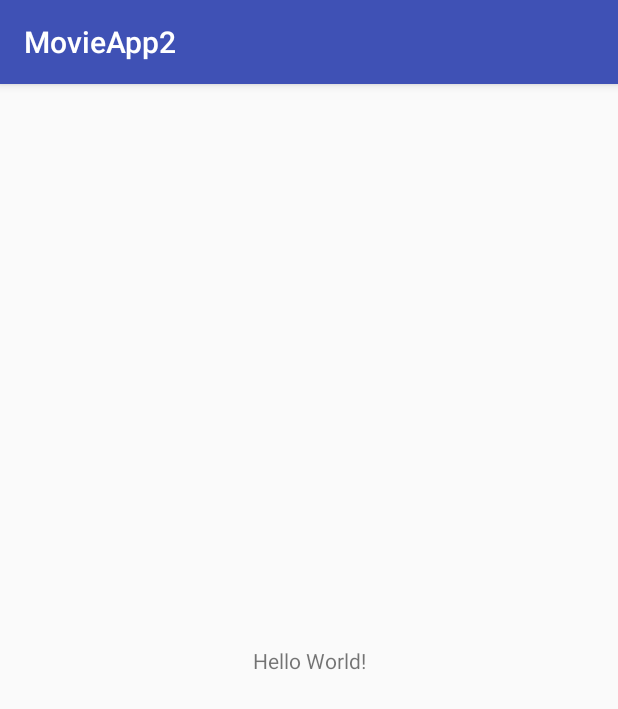
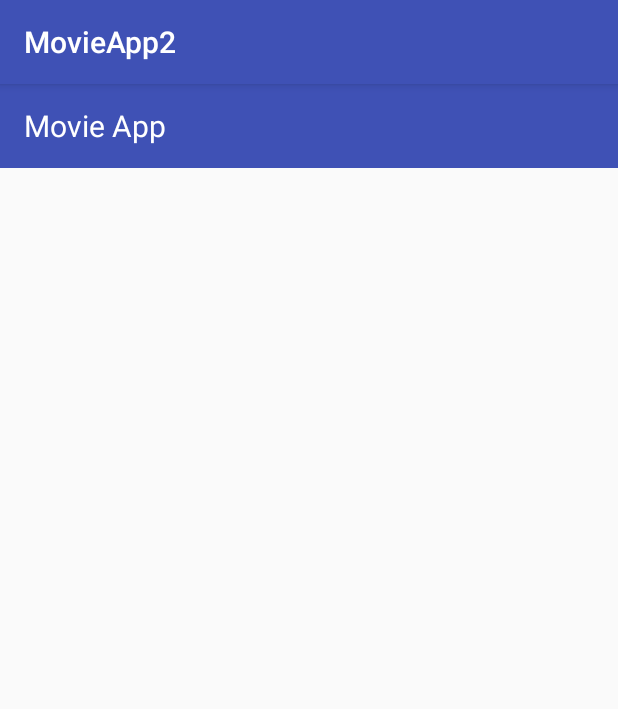
Before and after one commit to Darnell10/MovieApp2, an Android app: the screen it shows after launch (MainActivity), on a phone screen of 412 x 824 dp. Shown: the top 709 px of the screen. Run offline under Robolectric (Android 15) with nearby library versions, the phone set to English and light mode, and no system bars.

Commit message:
create xml files

```diff
--- a/app/src/main/AndroidManifest.xml
+++ b/app/src/main/AndroidManifest.xml
@@ -11,13 +11,14 @@
         android:roundIcon="@mipmap/ic_launcher_round"
         android:supportsRtl="true"
         android:theme="@style/AppTheme">
-        <activity android:name=".MainActivity">
+        <activity android:name=".ui.MainActivity">
             <intent-filter>
                 <action android:name="android.intent.action.MAIN" />
 
                 <category android:name="android.intent.category.LAUNCHER" />
             </intent-filter>
         </activity>
+        <activity android:name=".ui.SearchActivity"></activity>
     </application>
 
 </manifest>
--- a/app/src/main/java/com/example/d/movieapp2/MainActivity.java
+++ b/app/src/main/java/com/example/d/movieapp2/ui/MainActivity.java
@@ -1,7 +1,9 @@
-package com.example.d.movieapp2;
+package com.example.d.movieapp2.ui;
 
 import android.support.v7.app.AppCompatActivity;
 import android.os.Bundle;
+
+import com.example.d.movieapp2.R;
 
 public class MainActivity extends AppCompatActivity {
 
--- a/app/src/main/res/layout/activity_main.xml
+++ b/app/src/main/res/layout/activity_main.xml
@@ -1,18 +1,21 @@
 <?xml version="1.0" encoding="utf-8"?>
 <android.support.constraint.ConstraintLayout xmlns:android="http://schemas.android.com/apk/res/android"
     xmlns:app="http://schemas.android.com/apk/res-auto"
-    xmlns:tools="http://schemas.android.com/tools"
     android:layout_width="match_parent"
-    android:layout_height="match_parent"
-    tools:context=".MainActivity">
+    android:layout_height="match_parent">
 
-    <TextView
-        android:layout_width="wrap_content"
-        android:layout_height="wrap_content"
-        android:text="Hello World!"
+    <include
+        android:id="@+id/activity_toolbar"
+        layout="@layout/movietoolbar"
+        app:layout_constraintLeft_toLeftOf="parent"
+        app:layout_constraintTop_toTopOf="parent" />
+
+    <android.support.v7.widget.RecyclerView
+        android:id="@+id/recyclerview_view"
+        android:layout_width="match_parent"
+        android:layout_height="match_parent"
         app:layout_constraintBottom_toBottomOf="parent"
         app:layout_constraintLeft_toLeftOf="parent"
-        app:layout_constraintRight_toRightOf="parent"
-        app:layout_constraintTop_toTopOf="parent" />
+        app:layout_constraintTop_toBottomOf="@id/activity_toolbar" />
 
 </android.support.constraint.ConstraintLayout>
--- /dev/null
+++ b/app/src/main/res/layout/ic_search.xml
@@ -0,0 +1,6 @@
+<?xml version="1.0" encoding="utf-8"?>
+<LinearLayout xmlns:android="http://schemas.android.com/apk/res/android"
+    android:layout_width="match_parent"
+    android:layout_height="match_parent">
+
+</LinearLayout>
--- /dev/null
+++ b/app/src/main/res/layout/movietoolbar.xml
@@ -0,0 +1,25 @@
+<?xml version="1.0" encoding="utf-8"?>
+<android.support.v7.widget.Toolbar android:background="?attr/colorPrimary"
+    android:id="@+id/activity_toolbar"
+    android:layout_height="wrap_content"
+    android:layout_marginLeft="0dp"
+    android:layout_marginRight="0dp"
+    android:layout_marginTop="0dp"
+    android:layout_width="0dp"
+    android:minHeight="?attr/actionBarSize"
+    android:theme="?attr/actionBarTheme"
+    app:layout_constraintLeft_toLeftOf="parent"
+    app:layout_constraintRight_toRightOf="parent"
+    app:layout_constraintTop_toTopOf="parent"
+    xmlns:android="http://schemas.android.com/apk/res/android"
+    xmlns:app="http://schemas.android.com/apk/res-auto">
+
+    <TextView
+        android:layout_height="wrap_content"
+        android:layout_width="wrap_content"
+        android:text="@string/movie_app"
+        android:textColor="#fff"
+        android:textSize="20sp" />
+
+
+</android.support.v7.widget.Toolbar>
--- a/app/src/main/res/values/strings.xml
+++ b/app/src/main/res/values/strings.xml
@@ -1,3 +1,6 @@
 <resources>
     <string name="app_name">MovieApp2</string>
+    <string name="movie_app">Movie App</string>
+    <string name="title">Title</string>
+    <string name="release_date">Release date</string>
 </resources>
```
Also changed, not shown: app/src/main/java/com/example/d/movieapp2/ui/SearchActivity.java (added, +13 -0 lines), app/src/main/res/layout/activity_search.xml (added, +21 -0 lines), app/src/main/res/layout/movie_layout.xml (added, +75 -0 lines), app/src/main/res/menu/menu.xml (added, +11 -0 lines), app/src/main/res/menu/seach_menu.xml (added, +11 -0 lines).
